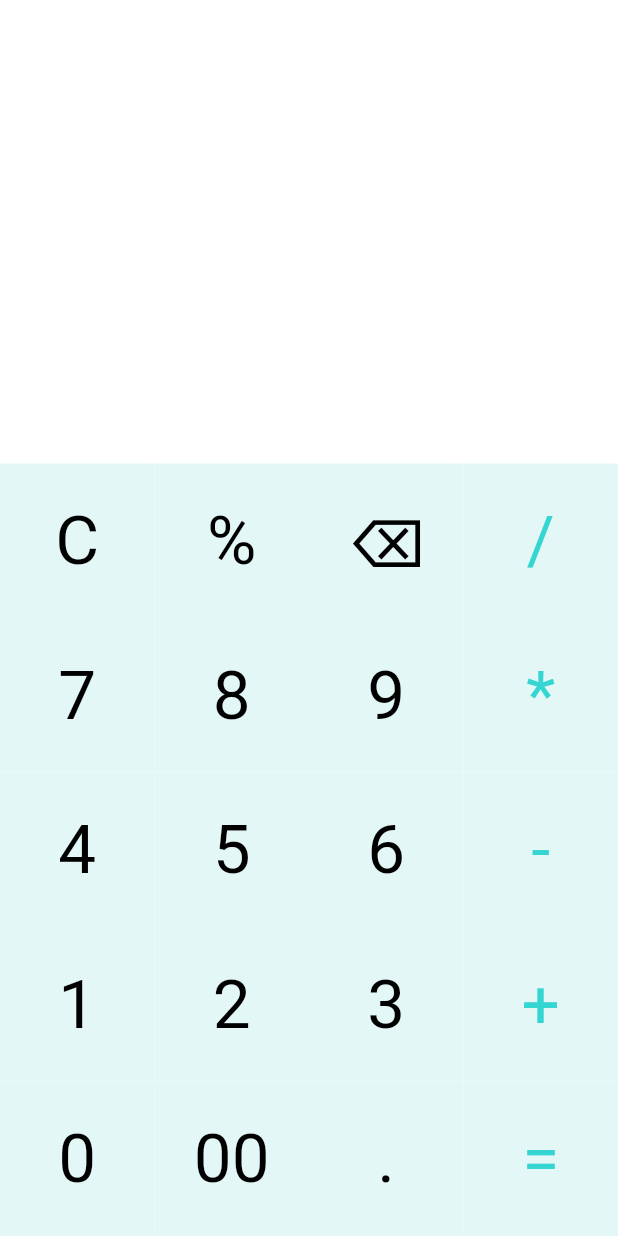
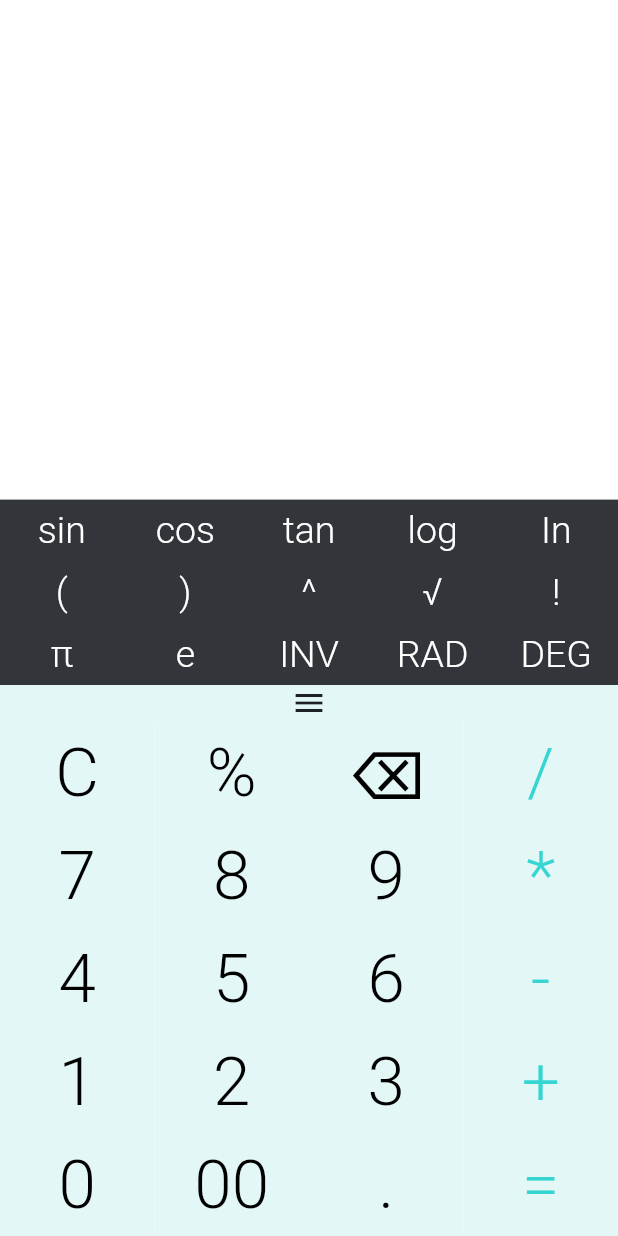
Before and after one commit to Noob-2-pro/CalC-App, a Flutter app: the screen it shows after launch, on a phone screen of 412 x 824 dp. Run offline on Flutter 3.47's test engine with Material 2 defaults, Android fonts, the phone set to English and light mode, and no system bars; our stand-ins replace math_expressions.

Commit message:
UI complete

```diff
--- a/lib/button.dart
+++ b/lib/button.dart
@@ -15,7 +15,7 @@ class Button extends StatelessWidget {
             child: Text(
           text,
           textAlign: TextAlign.center,
-          style: TextStyle(fontSize: 45, color: textColor),
+          style: TextStyle(fontSize: 45, color: textColor, fontWeight: FontWeight.w300),
         )),
         decoration: BoxDecoration(color: Color(0xFFe4f7f7)),
       ),
--- a/lib/main.dart
+++ b/lib/main.dart
@@ -28,6 +28,8 @@ class MainPage extends StatefulWidget {
 
 class _MainPageState extends State<MainPage> {
   List text = [0, '00', '.', '=', 1, 2, 3, '+', 4, 5, 6, '-', 7, 8, 9, '*', 'C', '%', '⌫', '/'];
+  List scientificText = ['sin', 'cos', 'tan', 'log', 'In', '(', ')', '^', '√', '!', 'π', 'e', 'INV', 'RAD', 'DEG'];
+
   List<Color> textColor = [
     Colors.black,
     Colors.black,
@@ -53,6 +55,7 @@ class _MainPageState extends State<MainPage> {
   List<Function> callbacks = [];
   String _history = '';
   String _value = '';
+  bool selected = false;
 
   backspace() {
     setState(() {
@@ -107,6 +110,11 @@ class _MainPageState extends State<MainPage> {
   @override
   Widget build(BuildContext context) {
     return Column(mainAxisAlignment: MainAxisAlignment.end, children: [
+      Column(
+        children: [
+          SizedBox(
+            height: 100,
+          ),
           Align(
             alignment: Alignment.centerRight,
             child: SingleChildScrollView(
@@ -130,10 +138,45 @@ class _MainPageState extends State<MainPage> {
                   style: TextStyle(fontSize: 35, fontWeight: FontWeight.bold, color: Colors.black45),
                 ),
               )),
+        ],
+      ),
+      SizedBox(height: 30),
+      Container(
+        width: double.infinity,
+        decoration: BoxDecoration(color: Color(0xFF32363a)),
+        child: GestureDetector(
+          child: GridView.builder(
+            shrinkWrap: true,
+            gridDelegate: SliverGridDelegateWithFixedCrossAxisCount(crossAxisCount: 5, childAspectRatio: 2),
+            itemCount: 15,
+            itemBuilder: (context, int) {
+              return GestureDetector(
+                onTap: () {
+                  print(scientificText[int].toString());
+                },
+                child: Container(
+                  alignment: Alignment.center,
+                  child: Text(
+                    scientificText[int].toString(),
+                    textAlign: TextAlign.center,
+                    style: TextStyle(color: Colors.white, fontSize: 25, fontWeight: FontWeight.w300),
+                  ),
+                ),
+              );
+            },
+          ),
+          onTap: () {},
+        ),
+      ),
+      Container(
+        color: Color(0xFFe4f7f7),
+        width: double.infinity,
+        child: Icon(Icons.menu),
+      ),
       GridView.builder(
         padding: EdgeInsets.all(0),
         reverse: true,
-        gridDelegate: SliverGridDelegateWithFixedCrossAxisCount(crossAxisCount: 4),
+        gridDelegate: SliverGridDelegateWithFixedCrossAxisCount(crossAxisCount: 4, childAspectRatio: 1.5),
         shrinkWrap: true,
         physics: NeverScrollableScrollPhysics(),
         itemCount: 20,
```
Lines whose indentation alone changed are shown as unchanged.
